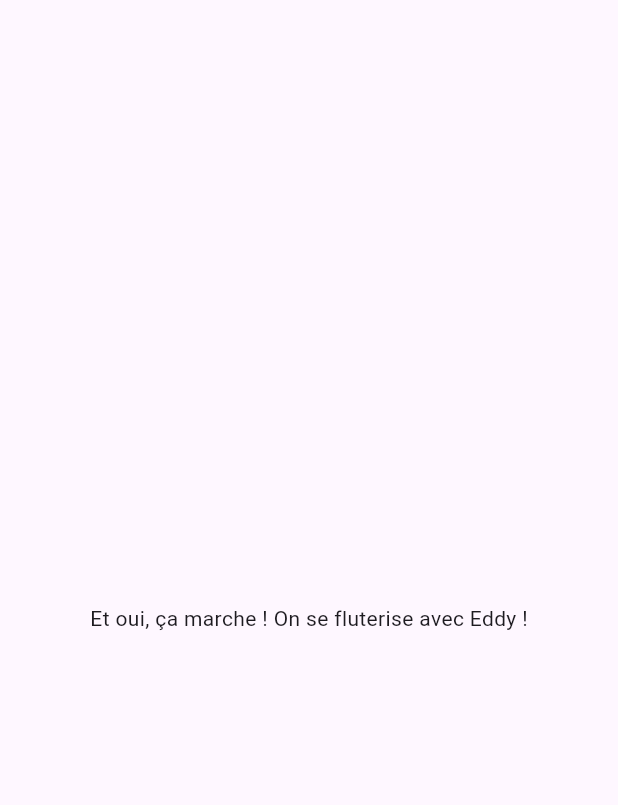
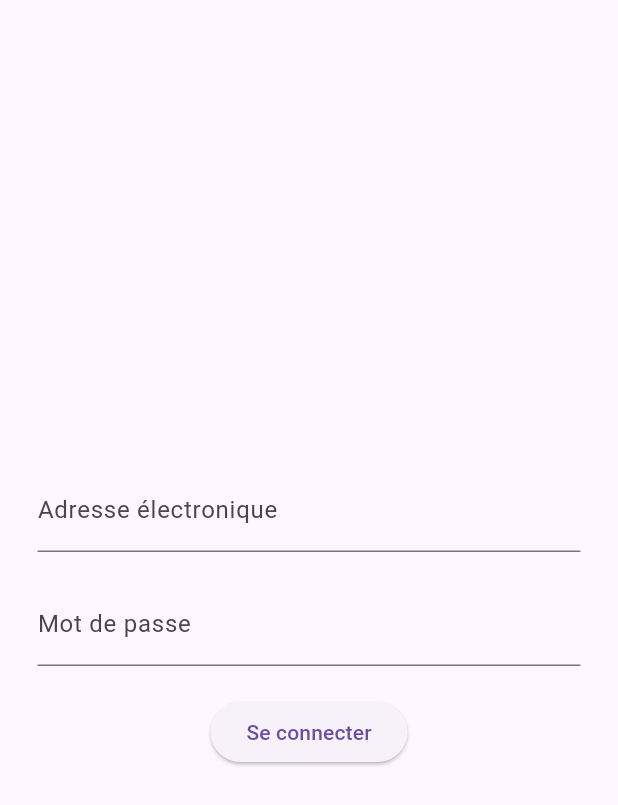
Before and after one commit to Edouard1er/m2dfs_chat_app, a Flutter app: the screen it shows after launch, on a phone screen of 412 x 824 dp. Shown: the top 805 px of the screen. Run offline on Flutter 3.47's test engine with Material 3 defaults, Android fonts, the phone set to English and light mode, and no system bars; our stand-ins replace firebase_core; accounts and stored records are empty.

Commit message:
Création d'une simple login page

```diff
--- a/lib/main.dart
+++ b/lib/main.dart
@@ -1,5 +1,6 @@
 import 'package:firebase_core/firebase_core.dart';
 import 'package:flutter/material.dart';
+import 'package:m2dfs_chat_app/pages/login_page.dart';
 import 'firebase_options.dart';
 
 Future<void> main() async{
@@ -21,11 +22,7 @@
       theme: ThemeData(
         primarySwatch: Colors.blue,
       ),
-      home: const Scaffold(
-        body: Center(
-          child: Text('Et oui, ça marche ! On se fluterise avec Eddy !')
-      ),
-      )
+      home: LoginPage()
     );
   }
 }
--- /dev/null
+++ b/lib/pages/login_page.dart
@@ -0,0 +1,39 @@
+import 'package:flutter/material.dart';
+
+class LoginPage extends StatelessWidget {
+  final TextEditingController emailController = TextEditingController();
+  final TextEditingController passwordController = TextEditingController();
+
+  LoginPage({super.key});
+
+  @override
+  Widget build(BuildContext context) {
+    return Scaffold(
+      body: Padding(
+        padding: const EdgeInsets.all(25.0),
+        child: Column(
+          mainAxisAlignment: MainAxisAlignment.center,
+          children: [
+            TextField(
+              controller: emailController,
+              decoration: const InputDecoration(labelText: 'Adresse électronique'),
+            ),
+            const SizedBox(height: 20.0),
+            TextField(
+              controller: passwordController,
+              decoration: const InputDecoration(labelText: 'Mot de passe'),
+              obscureText: true,
+            ),
+            const SizedBox(height: 20.0),
+            ElevatedButton(
+              onPressed: () {
+                print("Mon action pour me connecter, tkt, ça va venir ! Haha");
+              },
+              child: const Text('Se connecter'),
+            ),
+          ],
+        ),
+      ),
+    );
+  }
+}
```
